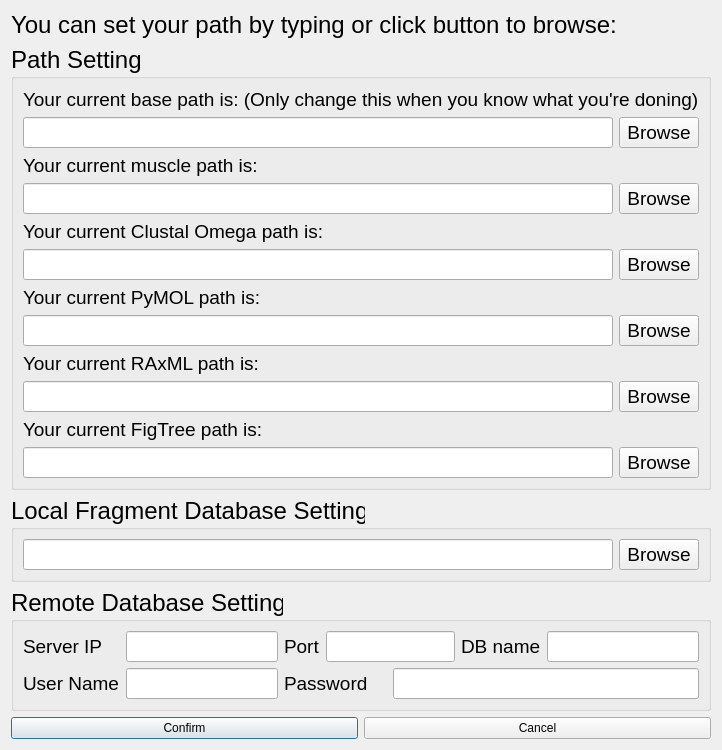
Qt form base_path_dialog.ui (WilsonImmunologyLab/Librator) before a commit.
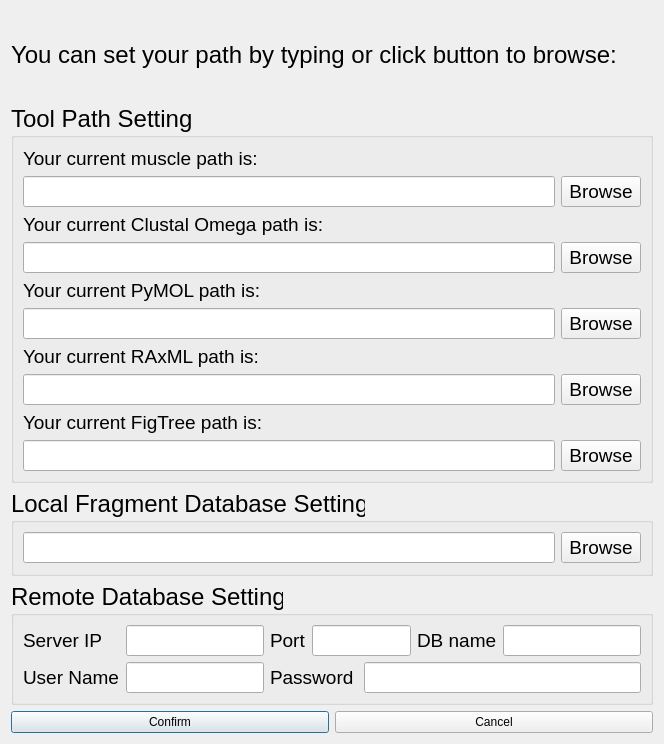
The same form after that commit.

Commit message: UPDATE path setting.

Diff of the .ui file:
```diff
--- a/base_path_dialog.ui
+++ b/base_path_dialog.ui
@@ -34,88 +34,10 @@
       </font>
      </property>
      <property name="title">
-      <string>Path Setting</string>
+      <string>Tool Path Setting</string>
      </property>
      <layout class="QGridLayout" name="gridLayout_2">
-      <item row="0" column="0" colspan="2">
-       <widget class="QLabel" name="label">
-        <property name="font">
-         <font>
-          <pointsize>14</pointsize>
-         </font>
-        </property>
-        <property name="text">
-         <string>Your current base path is: (Only change this when you know what you're doning)</string>
-        </property>
-       </widget>
-      </item>
-      <item row="1" column="0">
-       <widget class="QLineEdit" name="basePath">
-        <property name="font">
-         <font>
-          <pointsize>14</pointsize>
-         </font>
-        </property>
-       </widget>
-      </item>
-      <item row="1" column="1">
-       <widget class="QPushButton" name="browseBase">
-        <property name="font">
-         <font>
-          <pointsize>14</pointsize>
-         </font>
-        </property>
-        <property name="text">
-         <string>Browse</string>
-        </property>
-       </widget>
-      </item>
-      <item row="2" column="0">
-       <widget class="QLabel" name="label_3">
-        <property name="font">
-         <font>
-          <pointsize>14</pointsize>
-         </font>
-        </property>
-        <property name="text">
-         <string>Your current muscle path is:</string>
-        </property>
-       </widget>
-      </item>
       <item row="3" column="0">
-       <widget class="QLineEdit" name="musclePath">
-        <property name="font">
-         <font>
-          <pointsize>14</pointsize>
-         </font>
-        </property>
-       </widget>
-      </item>
-      <item row="3" column="1">
-       <widget class="QPushButton" name="browseMuscle">
-        <property name="font">
-         <font>
-          <pointsize>14</pointsize>
-         </font>
-        </property>
-        <property name="text">
-         <string>Browse</string>
-        </property>
-       </widget>
-      </item>
-      <item row="4" column="0">
-       <widget class="QLabel" name="label_4">
-        <property name="font">
-         <font>
-          <pointsize>14</pointsize>
-         </font>
-        </property>
-        <property name="text">
-         <string>Your current Clustal Omega path is:</string>
-        </property>
-       </widget>
-      </item>
-      <item row="5" column="0">
        <widget class="QLineEdit" name="clustaloPath">
         <property name="font">
          <font>
@@ -124,7 +46,7 @@
         </property>
        </widget>
       </item>
-      <item row="5" column="1">
+      <item row="3" column="1">
        <widget class="QPushButton" name="browseClustal">
         <property name="font">
          <font>
@@ -136,7 +58,16 @@
         </property>
        </widget>
       </item>
-      <item row="6" column="0">
+      <item row="5" column="0">
+       <widget class="QLineEdit" name="pymolPath">
+        <property name="font">
+         <font>
+          <pointsize>14</pointsize>
+         </font>
+        </property>
+       </widget>
+      </item>
+      <item row="4" column="0">
        <widget class="QLabel" name="label_5">
         <property name="font">
          <font>
@@ -148,16 +79,7 @@
         </property>
        </widget>
       </item>
-      <item row="7" column="0">
-       <widget class="QLineEdit" name="pymolPath">
-        <property name="font">
-         <font>
-          <pointsize>14</pointsize>
-         </font>
-        </property>
-       </widget>
-      </item>
-      <item row="7" column="1">
+      <item row="5" column="1">
        <widget class="QPushButton" name="browsePymol">
         <property name="font">
          <font>
@@ -169,19 +91,7 @@
         </property>
        </widget>
       </item>
-      <item row="8" column="0">
-       <widget class="QLabel" name="label_6">
-        <property name="font">
-         <font>
-          <pointsize>14</pointsize>
-         </font>
-        </property>
-        <property name="text">
-         <string>Your current RAxML path is:</string>
-        </property>
-       </widget>
-      </item>
-      <item row="9" column="0">
+      <item row="7" column="0">
        <widget class="QLineEdit" name="RaxmlPath">
         <property name="font">
          <font>
@@ -190,7 +100,85 @@
         </property>
        </widget>
       </item>
+      <item row="9" column="0">
+       <widget class="QLineEdit" name="FigtreePath">
+        <property name="font">
+         <font>
+          <pointsize>14</pointsize>
+         </font>
+        </property>
+       </widget>
+      </item>
+      <item row="0" column="0">
+       <widget class="QLabel" name="label_3">
+        <property name="font">
+         <font>
+          <pointsize>14</pointsize>
+         </font>
+        </property>
+        <property name="text">
+         <string>Your current muscle path is:</string>
+        </property>
+       </widget>
+      </item>
+      <item row="2" column="0">
+       <widget class="QLabel" name="label_4">
+        <property name="font">
+         <font>
+          <pointsize>14</pointsize>
+         </font>
+        </property>
+        <property name="text">
+         <string>Your current Clustal Omega path is:</string>
+        </property>
+       </widget>
+      </item>
       <item row="9" column="1">
+       <widget class="QPushButton" name="browseFigtree">
+        <property name="font">
+         <font>
+          <pointsize>14</pointsize>
+         </font>
+        </property>
+        <property name="text">
+         <string>Browse</string>
+        </property>
+       </widget>
+      </item>
+      <item row="1" column="1">
+       <widget class="QPushButton" name="browseMuscle">
+        <property name="font">
+         <font>
+          <pointsize>14</pointsize>
+         </font>
+        </property>
+        <property name="text">
+         <string>Browse</string>
+        </property>
+       </widget>
+      </item>
+      <item row="6" column="0">
+       <widget class="QLabel" name="label_6">
+        <property name="font">
+         <font>
+          <pointsize>14</pointsize>
+         </font>
+        </property>
+        <property name="text">
+         <string>Your current RAxML path is:</string>
+        </property>
+       </widget>
+      </item>
+      <item row="1" column="0">
+       <widget class="QLineEdit" name="musclePath">
+        <property name="font">
+         <font>
+          <pointsize>14</pointsize>
+         </font>
+        </property>
+       </widget>
+      </item>
+      <item row="7" column="1">
        <widget class="QPushButton" name="browseRaxml">
         <property name="font">
          <font>
@@ -202,7 +190,7 @@
         </property>
        </widget>
       </item>
-      <item row="10" column="0">
+      <item row="8" column="0">
        <widget class="QLabel" name="label_12">
         <property name="font">
          <font>
@@ -214,27 +202,6 @@
         </property>
        </widget>
       </item>
-      <item row="11" column="0">
-       <widget class="QLineEdit" name="FigtreePath">
-        <property name="font">
-         <font>
-          <pointsize>14</pointsize>
-         </font>
-        </property>
-       </widget>
-      </item>
-      <item row="11" column="1">
-       <widget class="QPushButton" name="browseFigtree">
-        <property name="font">
-         <font>
-          <pointsize>14</pointsize>
-         </font>
-        </property>
-        <property name="text">
-         <string>Browse</string>
-        </property>
-       </widget>
-      </item>
      </layout>
     </widget>
    </item>
```
The commit also changes 28 other files.
